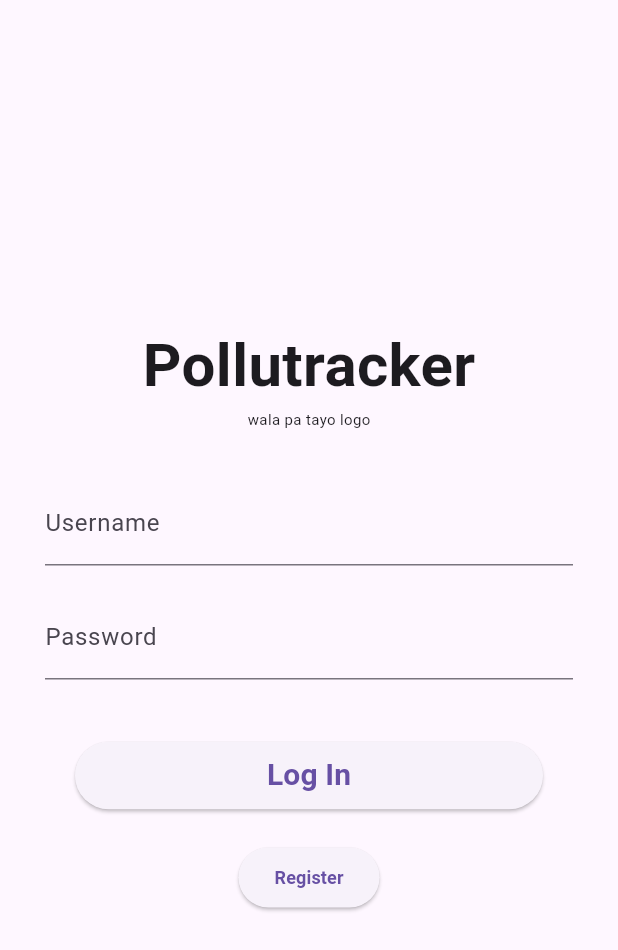
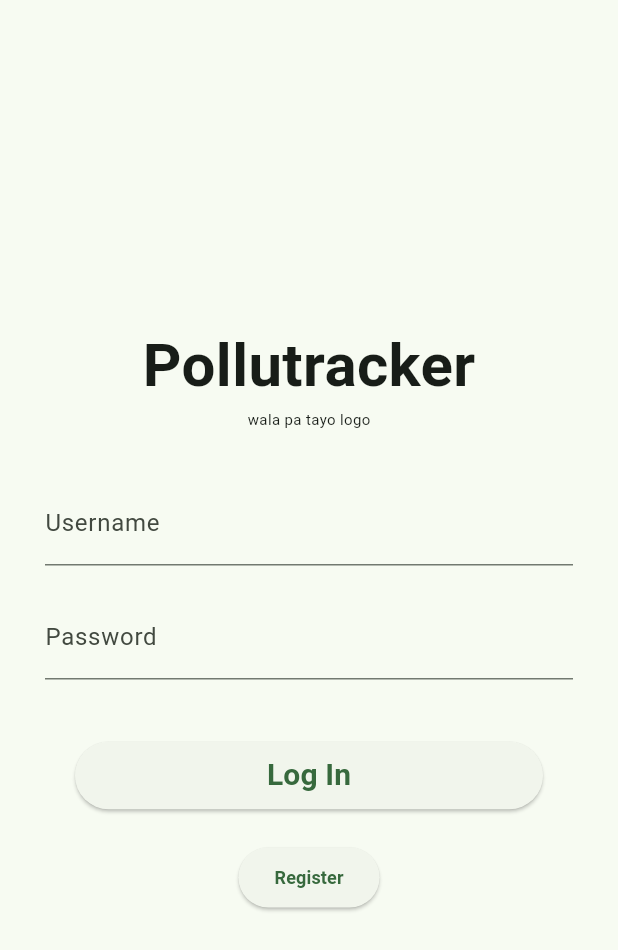
Before and after one commit to scene-mp4/aether_app, a Flutter app: the screen it shows after launch, after a tap on "Log In", on a phone screen of 412 x 824 dp. Shown: the top 950 px of the screen. Run offline on Flutter 3.47's test engine with Material 3 defaults, Android fonts, the phone set to English and light mode, and no system bars.

Commit message:
Fix theme color and make login properly redirect to bottom_navbar route

```diff
--- a/lib/main.dart
+++ b/lib/main.dart
@@ -16,6 +16,8 @@ class MyApp extends StatelessWidget {
   @override
   Widget build(BuildContext context) {
     return MaterialApp(
+      title: "Pollutracker",
+      theme: ThemeData(colorScheme: ColorScheme.fromSeed(seedColor: Color.fromARGB(255, 0, 255, 106))),
       debugShowCheckedModeBanner: false,
       initialRoute: '/login',
       routes: {
--- a/lib/screens/login.dart
+++ b/lib/screens/login.dart
@@ -26,7 +26,7 @@ class _LoginScreenState extends State<LoginScreen> {
     // placeholder, wala pa firebase
     if (username == 'admin' && password == 'admin') {
       print("Correct details, login successful.");
-      Navigator.pushNamed(context, '/map');
+      Navigator.pushNamed(context, '/bottom_navbar');
     } else {
       print("Incorrect details.");
     }
```
